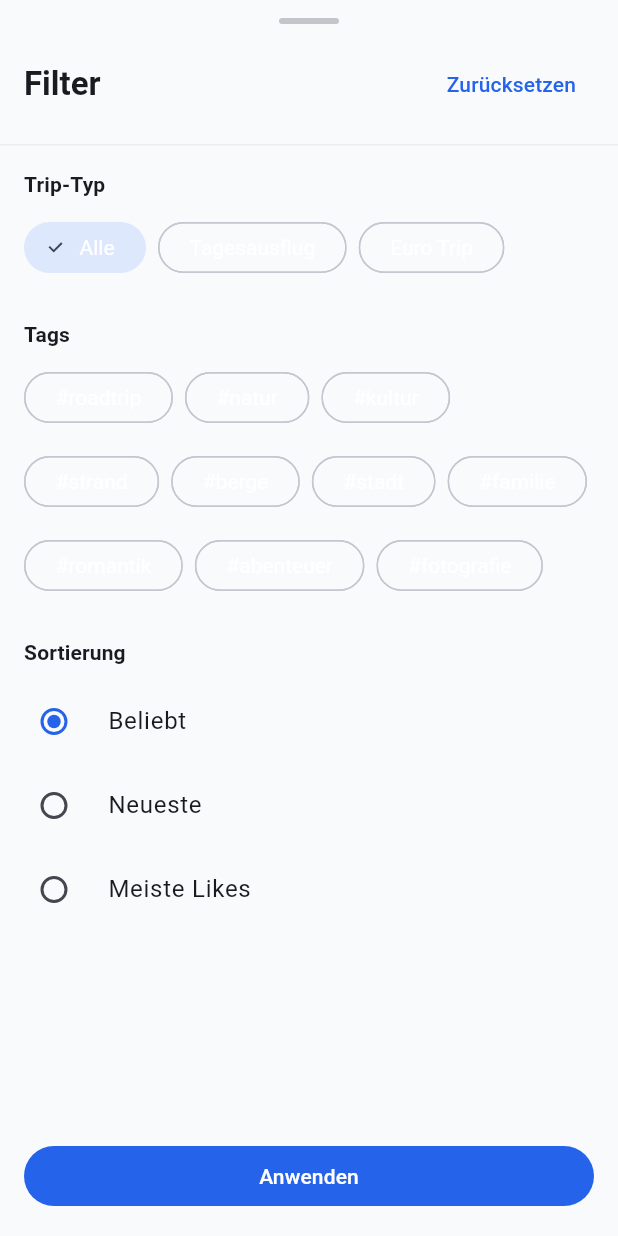
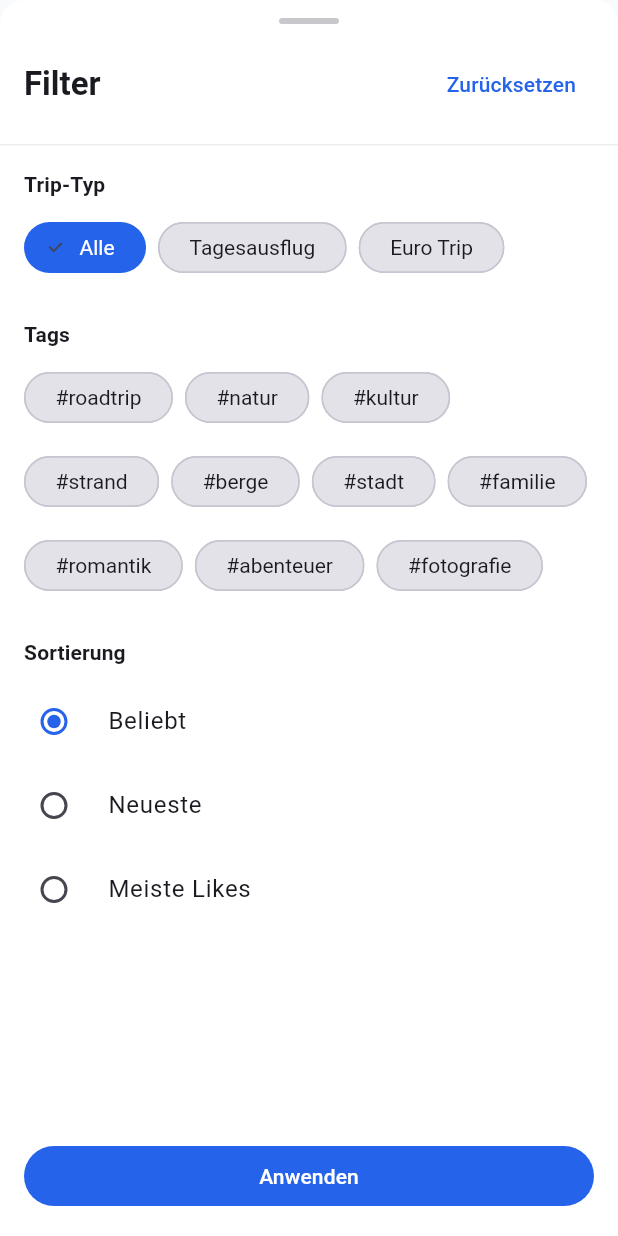
Before and after one commit to jerdnaandrej777/mapab-app, a Flutter app: the _FilterSheet widget shown alone on an empty page, opened directly with empty values, on a phone screen of 412 x 824 dp. Run offline on Flutter 3.47's test engine with Material 3 defaults, Android fonts, the phone set to English and light mode, and no system bars; our stand-ins replace cached_network_image, dio, fl_chart, flutter_cache_manager, flutter_map, flutter_riverpod and 14 more; missing offline and left inert: flutter_foreground_task, maplibre_gl, mobile_scanner; accounts and stored records are empty; generated files the repository leaves out were written again; network calls fail.

Commit message:
fix: Galerie-Filter Vollbild-Modus + sichtbare Button-Texte
- Filter-Sheet öffnet jetzt im Vollbildmodus (initialChildSize: 1.0)
- Explizite Textfarben für alle Chips (ChoiceChip, FilterChip)
- Container mit colorScheme.surface Hintergrund
- APK v1.10.0 aktualisiert (117.9 MB)
- CLAUDE.md mit Social Features dokumentiert

Co-Authored-By: Claude Opus 4.5 <noreply@anthropic.com>

```diff
--- a/lib/features/social/gallery_screen.dart
+++ b/lib/features/social/gallery_screen.dart
@@ -193,8 +193,17 @@ class _GalleryScreenState extends ConsumerState<GalleryScreen> {
                   children: GalleryTripTypeFilter.values.map((filter) {
                     final isSelected = state.tripTypeFilter == filter;
                     return FilterChip(
-                      label: Text(filter.label),
+                      label: Text(
+                        filter.label,
+                        style: TextStyle(
+                          color: isSelected
+                              ? colorScheme.onPrimary
+                              : colorScheme.onSurface,
+                        ),
+                      ),
                       selected: isSelected,
+                      selectedColor: colorScheme.primary,
+                      backgroundColor: colorScheme.surfaceContainerHighest,
                       onSelected: (_) {
                         ref
                             .read(galleryNotifierProvider.notifier)
@@ -327,10 +336,11 @@ class _GalleryScreenState extends ConsumerState<GalleryScreen> {
     showModalBottomSheet(
       context: context,
       isScrollControlled: true,
+      useSafeArea: true,
       builder: (context) => DraggableScrollableSheet(
-        initialChildSize: 0.6,
-        minChildSize: 0.4,
-        maxChildSize: 0.9,
+        initialChildSize: 1.0,
+        minChildSize: 0.9,
+        maxChildSize: 1.0,
         expand: false,
         builder: (context, scrollController) => _FilterSheet(
           state: state,
@@ -369,7 +379,12 @@ class _FilterSheet extends ConsumerWidget {
       'fotografie',
     ];
 
-    return Column(
+    return Container(
+      decoration: BoxDecoration(
+        color: colorScheme.surface,
+        borderRadius: const BorderRadius.vertical(top: Radius.circular(16)),
+      ),
+      child: Column(
         children: [
           // Handle
           Center(
@@ -393,6 +408,7 @@ class _FilterSheet extends ConsumerWidget {
                   context.l10n.galleryFilter,
                   style: Theme.of(context).textTheme.titleLarge?.copyWith(
                         fontWeight: FontWeight.bold,
+                        color: colorScheme.onSurface,
                       ),
                 ),
                 const Spacer(),
@@ -421,6 +437,7 @@ class _FilterSheet extends ConsumerWidget {
                   context.l10n.galleryTripType,
                   style: Theme.of(context).textTheme.titleSmall?.copyWith(
                         fontWeight: FontWeight.bold,
+                        color: colorScheme.onSurface,
                       ),
                 ),
                 const SizedBox(height: 8),
@@ -429,8 +446,17 @@ class _FilterSheet extends ConsumerWidget {
                   children: GalleryTripTypeFilter.values.map((filter) {
                     final isSelected = state.tripTypeFilter == filter;
                     return ChoiceChip(
-                    label: Text(filter.label),
+                      label: Text(
+                        filter.label,
+                        style: TextStyle(
+                          color: isSelected
+                              ? colorScheme.onPrimary
+                              : colorScheme.onSurface,
+                        ),
+                      ),
                       selected: isSelected,
+                      selectedColor: colorScheme.primary,
+                      backgroundColor: colorScheme.surfaceContainerHighest,
                       onSelected: (_) {
                         ref
                             .read(galleryNotifierProvider.notifier)
@@ -447,6 +473,7 @@ class _FilterSheet extends ConsumerWidget {
                   context.l10n.galleryTags,
                   style: Theme.of(context).textTheme.titleSmall?.copyWith(
                         fontWeight: FontWeight.bold,
+                        color: colorScheme.onSurface,
                       ),
                 ),
                 const SizedBox(height: 8),
@@ -456,8 +483,17 @@ class _FilterSheet extends ConsumerWidget {
                   children: popularTags.map((tag) {
                     final isSelected = state.selectedTags.contains(tag);
                     return FilterChip(
-                    label: Text('#$tag'),
+                      label: Text(
+                        '#$tag',
+                        style: TextStyle(
+                          color: isSelected
+                              ? colorScheme.onPrimary
+                              : colorScheme.onSurface,
+                        ),
+                      ),
                       selected: isSelected,
+                      selectedColor: colorScheme.primary,
+                      backgroundColor: colorScheme.surfaceContainerHighest,
                       onSelected: (_) {
                         ref.read(galleryNotifierProvider.notifier).toggleTag(tag);
                       },
@@ -472,12 +508,16 @@ class _FilterSheet extends ConsumerWidget {
                   context.l10n.gallerySort,
                   style: Theme.of(context).textTheme.titleSmall?.copyWith(
                         fontWeight: FontWeight.bold,
+                        color: colorScheme.onSurface,
                       ),
                 ),
                 const SizedBox(height: 8),
                 ...GallerySortBy.values.map((sort) {
                   return RadioListTile<GallerySortBy>(
-                  title: Text(sort.label),
+                    title: Text(
+                      sort.label,
+                      style: TextStyle(color: colorScheme.onSurface),
+                    ),
                     value: sort,
                     groupValue: state.sortBy,
                     onChanged: (value) {
@@ -508,6 +548,7 @@ class _FilterSheet extends ConsumerWidget {
             ),
           ),
         ],
+      ),
     );
   }
 }
```
Also changed, not shown: 2 other files. Lines whose indentation alone changed are shown as unchanged.
